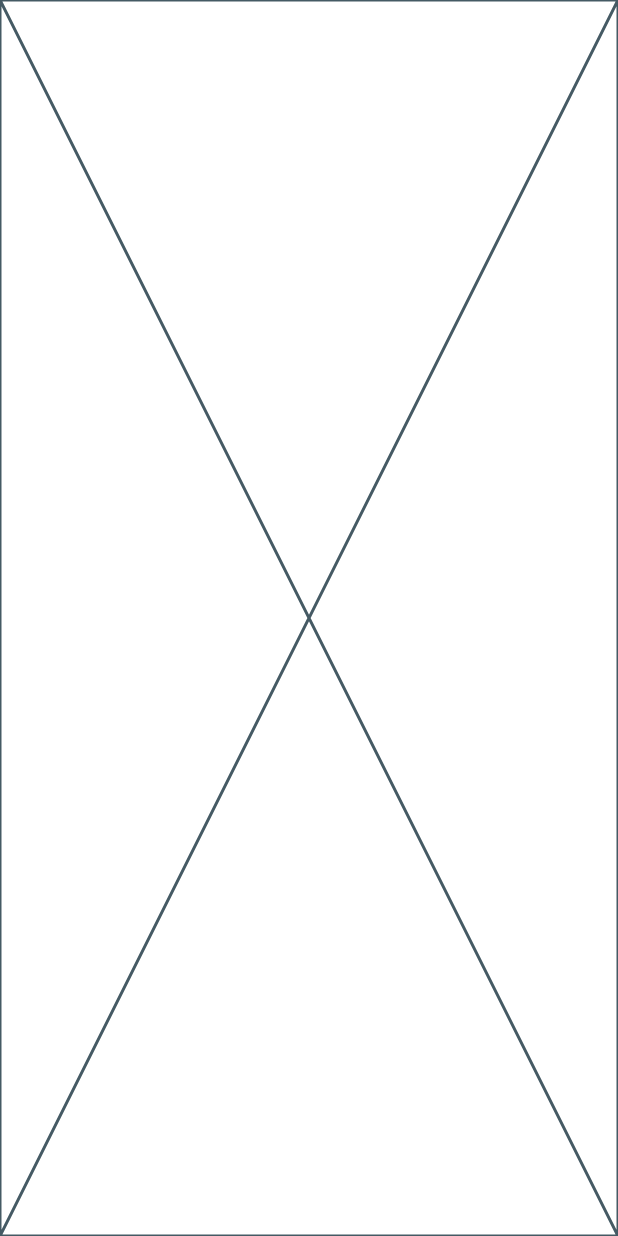
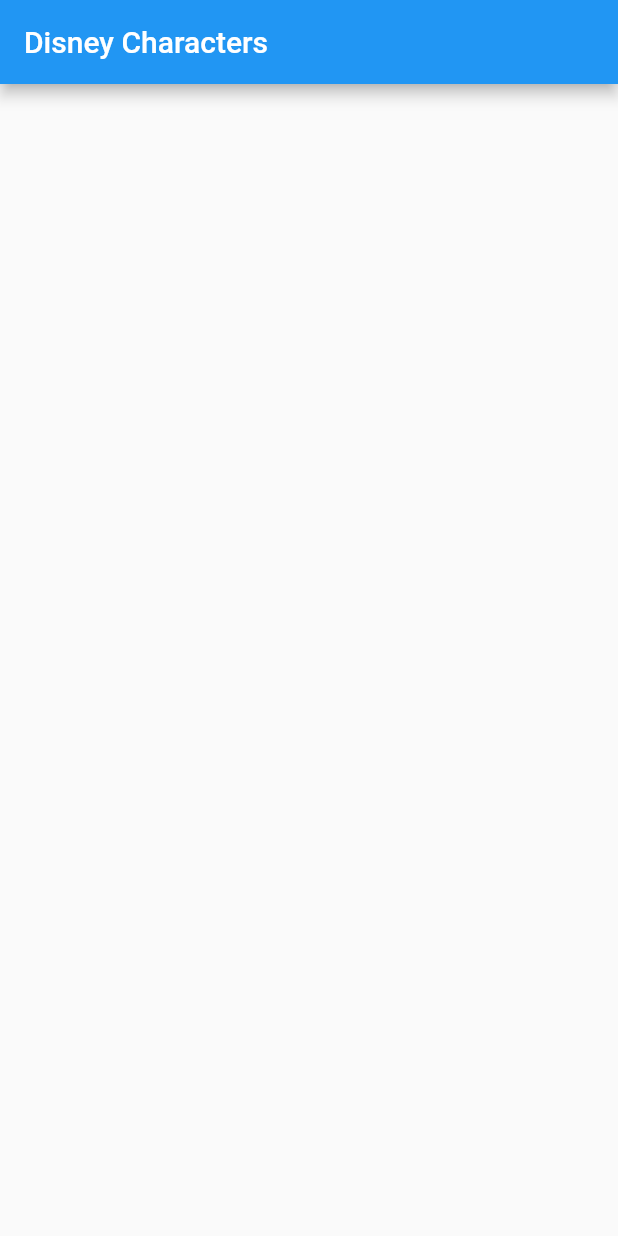
Before and after one commit to ibhavikmakwana/flutter_forward_ranchi, a Flutter app: the screen it shows after launch, on a phone screen of 412 x 824 dp. Run offline on Flutter 3.47's test engine with Material 2 defaults, Android fonts, the phone set to English and light mode, and no system bars.

Commit message:
initial commit

```diff
--- a/lib/main.dart
+++ b/lib/main.dart
@@ -9,6 +9,26 @@
 
   @override
   Widget build(BuildContext context) {
-    return const Placeholder();
+    return MaterialApp(
+      home: HomePage(),
+    );
   }
 }
+
+class HomePage extends StatefulWidget {
+  const HomePage({Key? key}) : super(key: key);
+
+  @override
+  State<HomePage> createState() => _HomePageState();
+}
+
+class _HomePageState extends State<HomePage> {
+  @override
+  Widget build(BuildContext context) {
+    return Scaffold(
+      appBar: AppBar(
+        title: Text('Disney Characters'),
+      ),
+    );
+  }
+}
```
